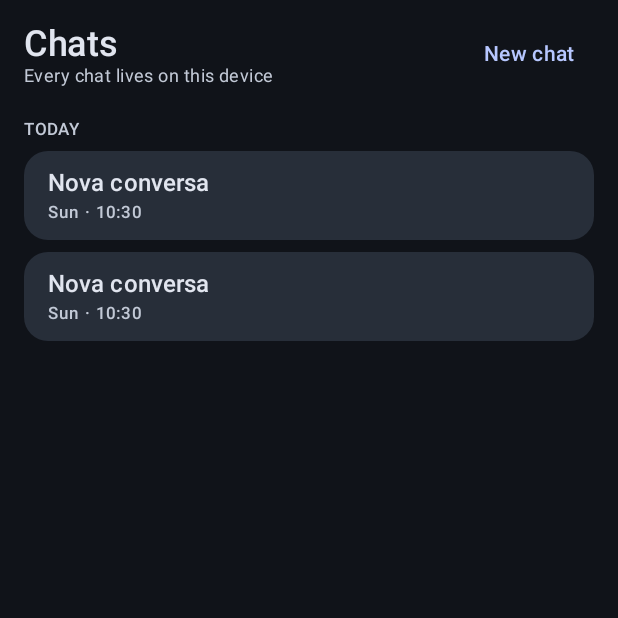
After one commit to Eboxclaw/LolaOS, an Android app built with Jetpack Compose: the composable ConversationsHomeScreen called with empty values, on a phone screen of 412 x 824 dp, the top half of it. The commit adds this screen. Run offline under Robolectric (Android 15) with nearby library versions, the phone set to English and light mode, and no system bars; network calls fail.

Commit message:
feat(android-ui): conversations home — grouped chat list replaces the history dropdown
QVAC-inspired redesign, slice 3 of 5. The Chats tab becomes a two-level
surface (list ↔ thread) inside the existing saveable-enum navigation —
no navigation library:

- ConversationsHomeScreen: all conversations grouped Today / Yesterday /
  Earlier by updated_at, current thread highlighted, relative date
  labels, New chat action, loading/empty states. Loads its own list via
  ChatRepositoryProvider.
- ChatScreen: history dropdown removed; header gains 'All chats'
  (disabled while generating — defensive against the known
  tab-switch-mid-generation desync defect). Additive params only:
  pending-open/new-request/conversation-change callbacks.
- Deletion stays inside the thread (state ownership); list-level delete
  deferred until conversation state is hoisted.

```diff
--- /dev/null
+++ b/android/app/src/main/java/ai/lola/ace/ui/ConversationsHomeScreen.kt
@@ -0,0 +1,192 @@
+package ai.lola.ace.ui
+
+import androidx.compose.foundation.layout.Arrangement
+import androidx.compose.foundation.layout.Column
+import androidx.compose.foundation.layout.PaddingValues
+import androidx.compose.foundation.layout.Row
+import androidx.compose.foundation.layout.fillMaxSize
+import androidx.compose.foundation.layout.fillMaxWidth
+import androidx.compose.foundation.layout.padding
+import androidx.compose.foundation.lazy.LazyColumn
+import androidx.compose.foundation.lazy.items
+import androidx.compose.material3.Card
+import androidx.compose.material3.CardDefaults
+import androidx.compose.material3.MaterialTheme
+import androidx.compose.material3.Text
+import androidx.compose.material3.TextButton
+import androidx.compose.runtime.Composable
+import androidx.compose.runtime.LaunchedEffect
+import androidx.compose.runtime.getValue
+import androidx.compose.runtime.mutableStateOf
+import androidx.compose.runtime.remember
+import androidx.compose.runtime.setValue
+import androidx.compose.ui.Alignment
+import androidx.compose.ui.Modifier
+import androidx.compose.ui.res.stringResource
+import ai.lola.ace.R
+import ai.lola.ace.data.ChatRepositoryProvider
+import ai.lola.ace.data.StoredConversation
+import ai.lola.ace.ui.theme.LolaSpacing
+import java.time.Instant
+import java.time.LocalDate
+import java.time.ZoneId
+
+/**
+ * The Chats tab's home: every conversation, grouped by last activity.
+ * Browsing/opening/creating only — deletion stays inside a thread, where
+ * the thread's own state owns the consequence.
+ */
+@OptIn(androidx.compose.material3.ExperimentalMaterial3Api::class)
+@Composable
+fun ConversationsHomeScreen(
+    currentConversationId: Long?,
+    onOpenConversation: (Long) -> Unit,
+    onNewConversation: () -> Unit,
+) {
+    val context = androidx.compose.ui.platform.LocalContext.current
+    val repository = remember(context) { ChatRepositoryProvider.get(context) }
+    var conversations by remember { mutableStateOf<List<StoredConversation>>(emptyList()) }
+    var loading by remember { mutableStateOf(true) }
+
+    LaunchedEffect(Unit) {
+        runCatching {
+            conversations = kotlinx.coroutines.withContext(kotlinx.coroutines.Dispatchers.IO) {
+                repository.listConversations()
+            }
+        }
+        loading = false
+    }
+
+    Column(
+        modifier = Modifier
+            .fillMaxSize()
+            .padding(horizontal = LolaSpacing.lg, vertical = LolaSpacing.md),
+        verticalArrangement = Arrangement.spacedBy(LolaSpacing.md),
+    ) {
+        Row(
+            modifier = Modifier.fillMaxWidth(),
+            verticalAlignment = Alignment.CenterVertically,
+        ) {
+            Column(modifier = Modifier.weight(1f)) {
+                Text(
+                    text = stringResource(R.string.home_title),
+                    style = MaterialTheme.typography.headlineSmall,
+                )
+                Text(
+                    text = stringResource(R.string.home_subtitle),
+                    color = MaterialTheme.colorScheme.onSurfaceVariant,
+                    style = MaterialTheme.typography.bodySmall,
+                )
+            }
+            TextButton(onClick = onNewConversation) {
+                Text(stringResource(R.string.chat_new))
+            }
+        }
+
+        when {
+            loading -> Text(
+                text = stringResource(R.string.home_loading),
+                color = MaterialTheme.colorScheme.onSurfaceVariant,
+                style = MaterialTheme.typography.bodyMedium,
+            )
+            conversations.isEmpty() -> Text(
+                text = stringResource(R.string.home_empty),
+                color = MaterialTheme.colorScheme.onSurfaceVariant,
+                style = MaterialTheme.typography.bodyMedium,
+            )
+            else -> ConversationGroups(
+                conversations = conversations,
+                currentConversationId = currentConversationId,
+                onOpenConversation = onOpenConversation,
+            )
+        }
+    }
+}
+
+@OptIn(androidx.compose.material3.ExperimentalMaterial3Api::class)
+@Composable
+private fun ConversationGroups(
+    conversations: List<StoredConversation>,
+    currentConversationId: Long?,
+    onOpenConversation: (Long) -> Unit,
+) {
+    val zone = remember { ZoneId.systemDefault() }
+    val today = remember { LocalDate.now(zone) }
+    val yesterday = remember { today.minusDays(1) }
+
+    data class Group(val label: String, val items: List<StoredConversation>)
+
+    val groups = listOf(
+        Group(stringResource(R.string.home_group_today), conversations.filter {
+            Instant.ofEpochMilli(it.updatedAtEpochMillis).atZone(zone).toLocalDate() == today
+        }),
+        Group(stringResource(R.string.home_group_yesterday), conversations.filter {
+            Instant.ofEpochMilli(it.updatedAtEpochMillis).atZone(zone).toLocalDate() == yesterday
+        }),
+        Group(stringResource(R.string.home_group_earlier), conversations.filter {
+            val date = Instant.ofEpochMilli(it.updatedAtEpochMillis).atZone(zone).toLocalDate()
+            date.isBefore(yesterday)
+        }),
+    ).filter { it.items.isNotEmpty() }
+
+    LazyColumn(
+        contentPadding = PaddingValues(vertical = LolaSpacing.sm),
+        verticalArrangement = Arrangement.spacedBy(LolaSpacing.sm),
+    ) {
+        groups.forEach { group ->
+            item(key = "header-${group.label}") {
+                Text(
+                    text = group.label.uppercase(),
+                    color = MaterialTheme.colorScheme.onSurfaceVariant,
+                    style = MaterialTheme.typography.labelSmall,
+                )
+            }
+            items(group.items, key = { it.id }) { conversation ->
+                Card(
+                    onClick = { onOpenConversation(conversation.id) },
+                    modifier = Modifier.fillMaxWidth(),
+                    shape = MaterialTheme.shapes.medium,
+                    colors = CardDefaults.cardColors(
+                        containerColor = if (conversation.id == currentConversationId) {
+                            MaterialTheme.colorScheme.primaryContainer
+                        } else {
+                            MaterialTheme.colorScheme.surfaceVariant
+                        },
+                    ),
+                ) {
+                    Column(
+                        modifier = Modifier.padding(
+                            horizontal = LolaSpacing.lg,
+                            vertical = LolaSpacing.md,
+                        ),
+                        verticalArrangement = Arrangement.spacedBy(LolaSpacing.xs),
+                    ) {
+                        Text(
+                            text = conversation.title,
+                            style = MaterialTheme.typography.titleMedium,
+                            color = if (conversation.id == currentConversationId) {
+                                MaterialTheme.colorScheme.onPrimaryContainer
+                            } else {
+                                MaterialTheme.colorScheme.onSurface
+                            },
+                        )
+                        Text(
+                            text = formatDateLabel(conversation.updatedAtEpochMillis, zone),
+                            color = MaterialTheme.colorScheme.onSurfaceVariant,
+                            style = MaterialTheme.typography.labelSmall,
+                        )
+                    }
+                }
+            }
+        }
+    }
+}
+
+private fun formatDateLabel(epochMillis: Long, zone: ZoneId): String {
+    val dateTime = Instant.ofEpochMilli(epochMillis).atZone(zone)
+    return "${
+        dateTime.dayOfWeek.getDisplayName(java.time.format.TextStyle.FULL, java.util.Locale.ROOT)
+    } · ${
+        dateTime.format(java.time.format.DateTimeFormatter.ofPattern("HH:mm"))
+    }"
+}
--- a/android/app/src/main/res/values/strings.xml
+++ b/android/app/src/main/res/values/strings.xml
@@ -45,4 +45,14 @@
     <string name="chat_reasoning">Reasoning</string>
     <string name="chat_role_user">YOU</string>
     <string name="chat_role_lola">LOLA</string>
+
+    <!-- Conversations home -->
+    <string name="home_title">Chats</string>
+    <string name="home_subtitle">Every chat lives on this device</string>
+    <string name="home_loading">Loading chats…</string>
+    <string name="home_empty">No chats yet. Start the first one.</string>
+    <string name="home_group_today">Today</string>
+    <string name="home_group_yesterday">Yesterday</string>
+    <string name="home_group_earlier">Earlier</string>
+    <string name="home_action">All chats</string>
 </resources>
```
Also changed, not shown: android/app/src/main/java/ai/lola/ace/ui/ChatScreen.kt (+29 -27 lines), android/app/src/main/java/ai/lola/ace/ui/LolaAceApp.kt (+25 -1 lines).
